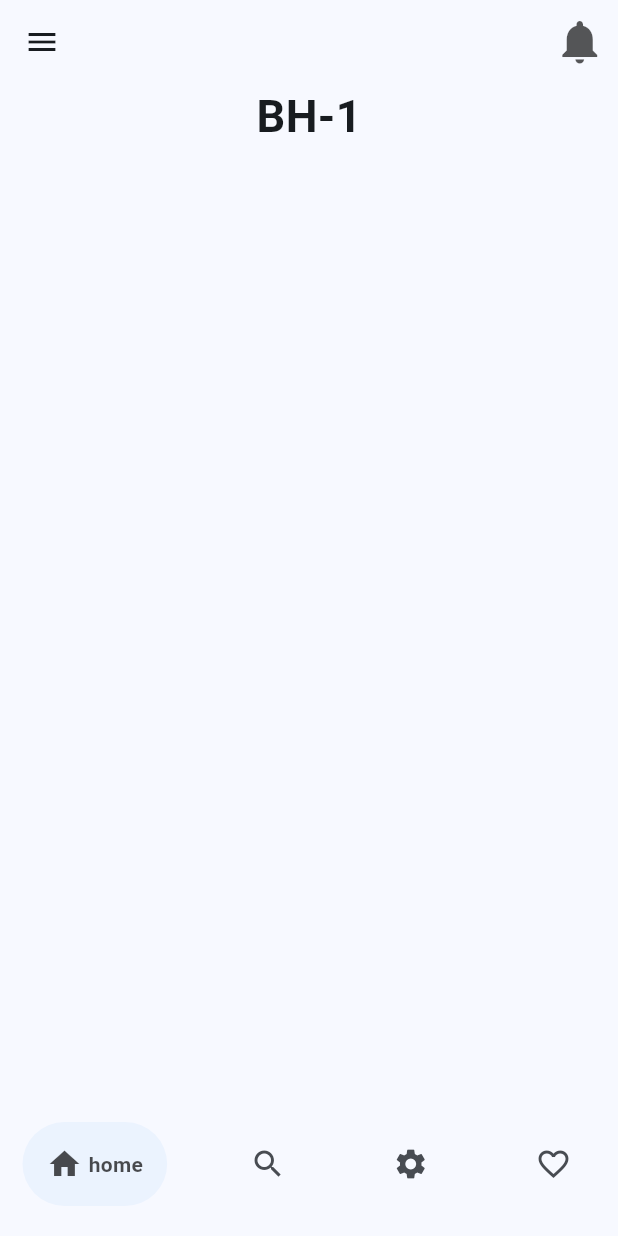
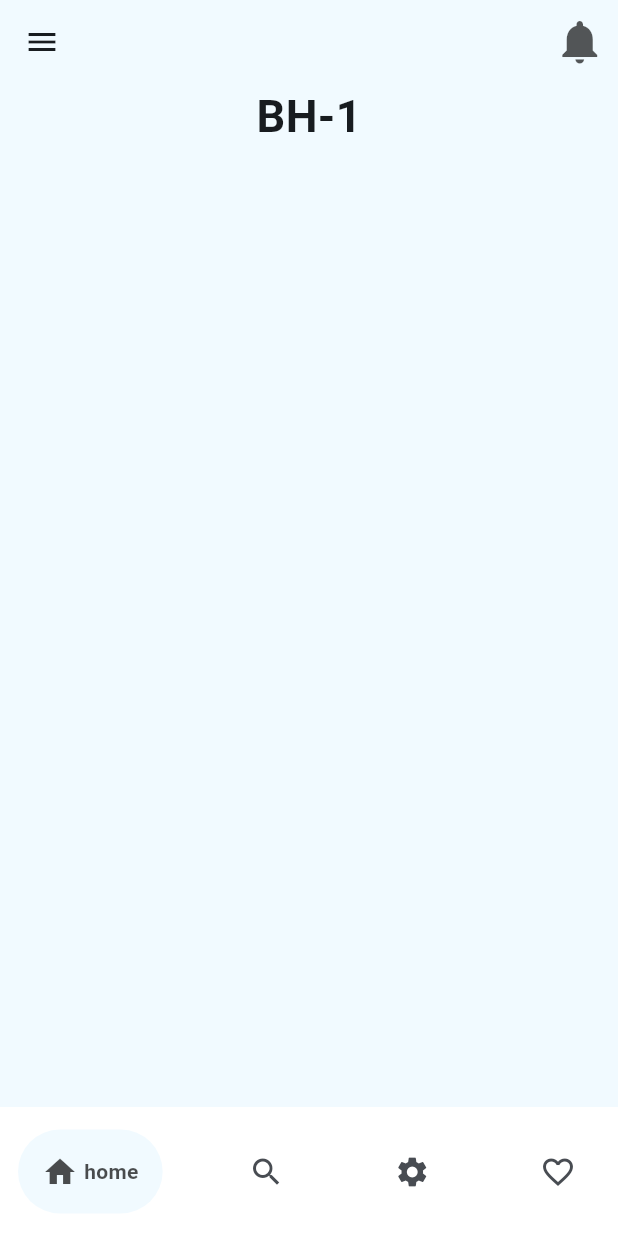
Before and after one commit to parthrevanwar/DormLink, a Flutter app: the screen it shows after launch, on a phone screen of 412 x 824 dp. Run offline on Flutter 3.47's test engine with Material 2 defaults, Android fonts, the phone set to English and light mode, and no system bars; drawn by our look-alikes of google_nav_bar.

Commit message:
Change 3

```diff
--- a/dorm_link/lib/main.dart
+++ b/dorm_link/lib/main.dart
@@ -35,10 +35,11 @@ class _MyHomePageState extends State<MyHomePage> {
   @override
   Widget build(BuildContext context) {
     return Scaffold(
+      backgroundColor: Color.fromARGB(255, 241, 250, 255),
       drawer: Sidebar(),
       appBar: AppBar(
         titleSpacing: 0,
-        // backgroundColor: Color.fromARGB(255, 88, 88, 173),
+        backgroundColor: Color.fromARGB(255, 241, 250, 255),
         centerTitle: true,
         // toolbarHeight: 100,
         // title: const Text(
@@ -62,24 +63,24 @@ class _MyHomePageState extends State<MyHomePage> {
           //   height: 10,
           // ),
           Center(
-              child: const Text(
+              child: Text(
             'BH-1',
             style: TextStyle(fontWeight: FontWeight.bold, fontSize: 30),
           )),
         ],
       ),
-      bottomNavigationBar: Padding(
-        padding: const EdgeInsets.symmetric(
-          horizontal: 15,
-          vertical: 20,
-        ),
+      bottomNavigationBar: Container(
+        color: Colors.white,
+        // margin: EdgeInsets.all(15),
+        padding: EdgeInsets.symmetric(vertical: 15, horizontal: 12),
         child: GNav(
+          backgroundColor: Colors.white,
           gap: 4,
           color: Color.fromARGB(255, 72, 76, 82),
           activeColor: Color.fromARGB(178, 0, 0, 0),
-            tabBackgroundColor: Color.fromARGB(100, 217, 233, 253),
+          tabBackgroundColor: Color.fromARGB(255, 241, 250, 255),
           padding: EdgeInsets.all(16),
-            tabs: const [
+          tabs: [
             GButton(
               icon: Icons.home,
               text: 'home',
@@ -96,7 +97,8 @@ class _MyHomePageState extends State<MyHomePage> {
               icon: Icons.favorite_border,
               text: '---',
             ),
-            ]),
+          ],
+        ),
       ),
     );
   }
```
Lines whose indentation alone changed are shown as unchanged.
